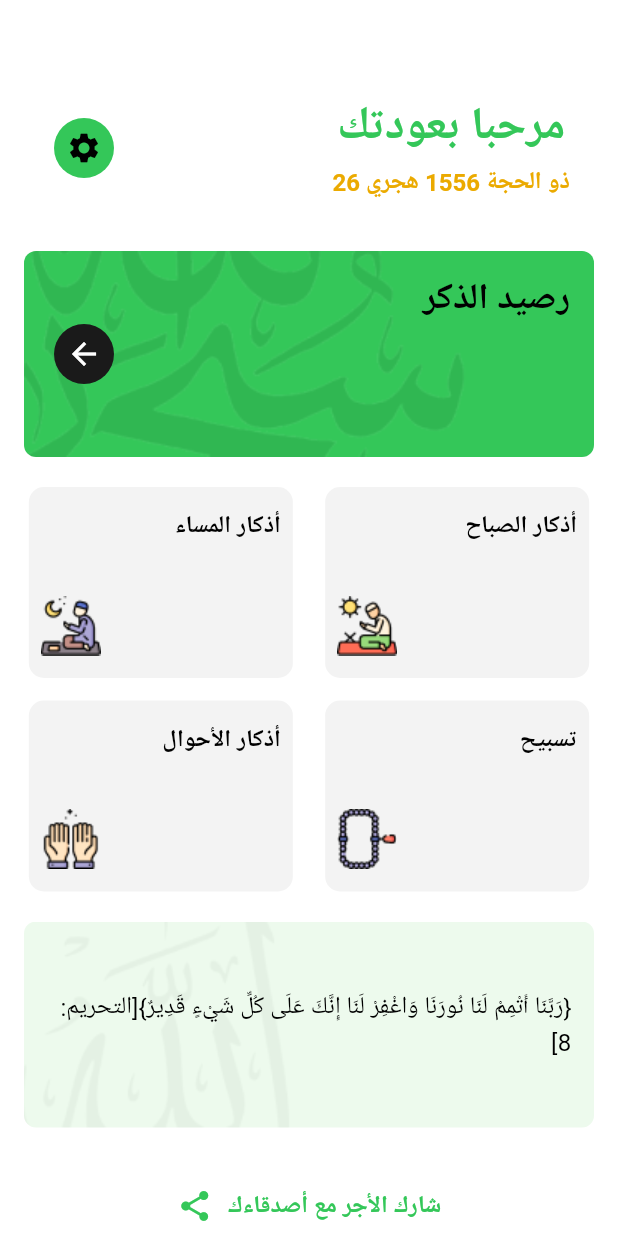
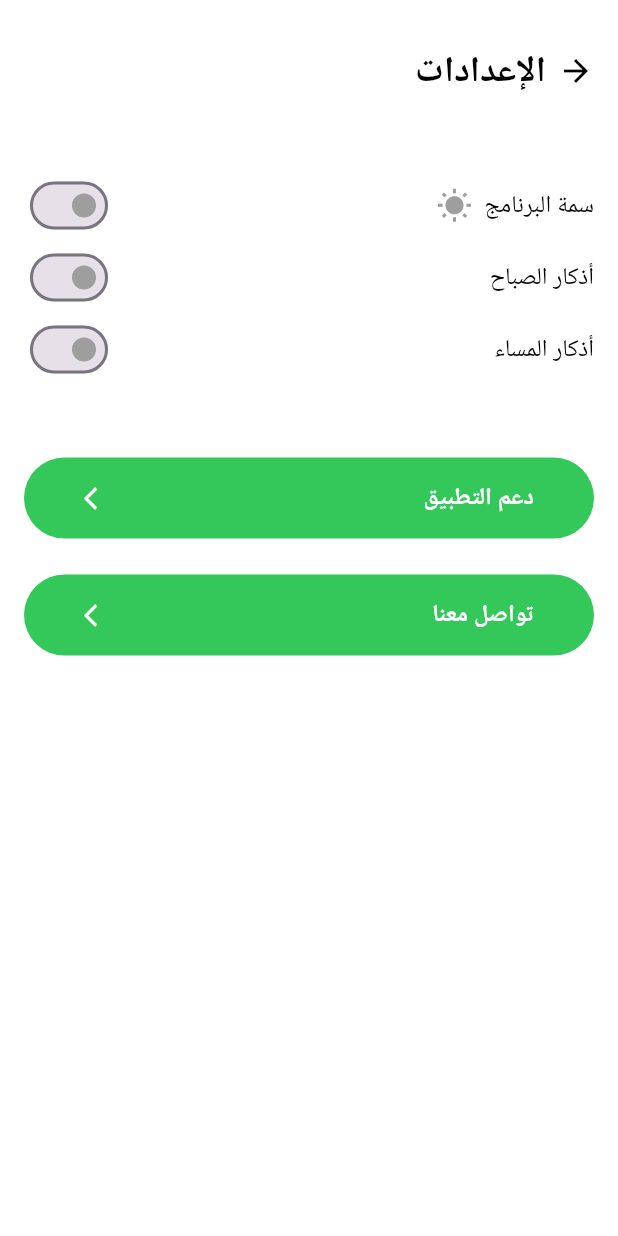
Before and after one commit to Amr-Haitham/bank-el-zikr, a Flutter app: the screen it shows after launch, after a tap on the "settings" icon, on a phone screen of 412 x 824 dp. Run offline on Flutter 3.47's test engine with Material 3 defaults, Android fonts, the light colour scheme and no system bars; our stand-ins replace auto_size_text, bloc, confetti, fl_chart, flutter_bloc, flutter_screenutil and 7 more; missing offline and left inert: arabic_numbers; accounts and stored records are empty; Roboto replaces fonts that are missing (Tajawal).

Commit message:
finished v1 settings screen

```diff
--- /dev/null
+++ b/lib/1_ui/re-usable widgets/custom_app_button.dart
@@ -0,0 +1,43 @@
+import 'package:flutter/material.dart';
+
+import '../../2_state_management/general_data/update_general_data/update_general_data_cubit.dart';
+
+class CustomAppButton extends StatelessWidget {
+  const CustomAppButton(
+      {super.key, required this.onPressed, this.trailing, required this.text});
+  final Function() onPressed;
+  final Widget? trailing;
+  final String text;
+  @override
+  Widget build(BuildContext context) {
+    return OutlinedButton(
+      onPressed: onPressed,
+      style: OutlinedButton.styleFrom(
+        backgroundColor: Theme.of(context).primaryColor,
+        side: const BorderSide(style: BorderStyle.none),
+        shape: RoundedRectangleBorder(
+          borderRadius: BorderRadius.circular(
+              39.0), // Set your desired border radius here
+        ),
+      ),
+      child: Padding(
+        padding: const EdgeInsets.all(16),
+        child: Row(
+          mainAxisAlignment: trailing == null
+              ? MainAxisAlignment.center
+              : MainAxisAlignment.spaceBetween,
+          children: [
+            trailing ?? SizedBox.shrink(),
+            Text(
+              text,
+              style: Theme.of(context)
+                  .textTheme
+                  .headlineSmall!
+                  .copyWith(color: Colors.white),
+            ),
+          ],
+        ),
+      ),
+    );
+  }
+}
--- a/lib/1_ui/screens/home_screen/widgets/date_settings_welcome_widget.dart
+++ b/lib/1_ui/screens/home_screen/widgets/date_settings_welcome_widget.dart
@@ -31,7 +31,7 @@ class _DateSettingsWelcomeWidgetState extends State<DateSettingsWelcomeWidget> {
       onTap: () {
         Navigator.of(context).pushNamed(accountBalanceUrl);
       },
-      child: Container(
+      child: SizedBox(
         height: ScreenUtils.getScreenHeight(context) / 6,
         child: Padding(
           padding: const EdgeInsets.all(16),
@@ -41,11 +41,13 @@ class _DateSettingsWelcomeWidgetState extends State<DateSettingsWelcomeWidget> {
             children: [
 
               IconButton.filled(
-                  onPressed: () {},
+                  onPressed: () {
+                    Navigator.pushNamed(context, settingsScreenUrl);
+                  },
                   // color: Colors.black,
                   style:
                       IconButton.styleFrom(backgroundColor: Theme.of(context).primaryColor),
-                  icon: Icon(
+                  icon: const Icon(
                     Icons.settings,
                     color: Colors.black,
                   )),
@@ -56,12 +58,12 @@ class _DateSettingsWelcomeWidgetState extends State<DateSettingsWelcomeWidget> {
                     "مرحبا بعودتك",
                     style: Theme.of(context).textTheme.headlineMedium!.copyWith(color: Theme.of(context).primaryColor,fontSize: 30),
                   ),
-                  SizedBox(
+                  const SizedBox(
                     height: 5,
                   ),
                   Text(
                     "26 ذو الحجة 1556 هجري",
-                    style: Theme.of(context).textTheme.headlineSmall!.copyWith(color: Color(0xffEBAA00)),
+                    style: Theme.of(context).textTheme.headlineSmall!.copyWith(color: const Color(0xffEBAA00)),
                   ),
                 ],
               ),
--- /dev/null
+++ b/lib/1_ui/screens/settings_screen/settings_screen.dart
@@ -0,0 +1,101 @@
+import 'package:bank_el_ziker/1_ui/core/consts/constant_values.dart';
+import 'package:bank_el_ziker/1_ui/re-usable%20widgets/custom_app_button.dart';
+import 'package:bank_el_ziker/1_ui/re-usable%20widgets/title_with_back_button.dart';
+import 'package:bank_el_ziker/4_utility_functions/screen_utils.dart';
+import 'package:flutter/material.dart';
+
+class SettingsScreen extends StatefulWidget {
+  @override
+  _SettingsScreenState createState() => _SettingsScreenState();
+}
+
+class _SettingsScreenState extends State<SettingsScreen> {
+  bool isDarkTheme = false;
+  bool isMorningAzkarEnabled = false;
+  bool isEveningAzkarEnabled = false;
+
+  @override
+  Widget build(BuildContext context) {
+    return Scaffold(
+      body: SafeArea(
+        child: Padding(
+          padding:const EdgeInsets.only(
+              top: ConstantValues.appTopPadding,
+              right: ConstantValues.appHorizontalPadding,
+              left: ConstantValues.appHorizontalPadding),
+          child: Column(
+            children: [
+              const TitleWithBackButton(title: "الإعدادات"),
+              const SizedBox(height: 50,),
+              _buildSwitchTile(
+                text: 'سمة البرنامج',
+                value: isDarkTheme,
+                onChanged: (value) {
+                  setState(() {
+                    isDarkTheme = value;
+                  });
+                },
+                icon: isDarkTheme ? Icons.nights_stay : Icons.wb_sunny,
+              ),
+              _buildSwitchTile(
+                text: 'أذكار الصباح',
+                value: isMorningAzkarEnabled,
+                onChanged: (value) {
+                  setState(() {
+                    isMorningAzkarEnabled = value;
+                  });
+                },
+              ),
+              _buildSwitchTile(
+                text: 'أذكار المساء',
+                value: isEveningAzkarEnabled,
+                onChanged: (value) {
+                  setState(() {
+                    isEveningAzkarEnabled = value;
+                  });
+                },
+              ),         SizedBox(height: 48,),
+              CustomAppButton(onPressed: (){}, text: "دعم التطبيق",trailing: Icon(Icons.arrow_back_ios,color: Colors.white,),),
+            SizedBox(height: 24,),
+              CustomAppButton(onPressed: (){}, text: "تواصل معنا",trailing:Icon(Icons.arrow_back_ios,color: Colors.white,) ,),
+            ],
+          ),
+        ),
+      ),
+    );
+  }
+
+  Widget _buildSwitchTile({
+    required String text,
+    required bool value,
+    required Function(bool) onChanged,
+    IconData? icon,
+  }) {
+    return Row(
+      mainAxisAlignment: MainAxisAlignment.spaceBetween,
+      children: [
+        Transform.scale(
+          scaleX: -1,
+          child: Switch(
+
+            value: value,
+            onChanged: onChanged,
+            activeColor: Theme.of(context).primaryColor,
+            inactiveThumbColor: Colors.grey,
+          ),
+        ),
+        Row(
+          children: [
+            if (icon != null)
+              Icon(icon, color: value ? Theme.of(context).primaryColor : Colors.grey),
+            const SizedBox(width: 8),
+            Text(
+              text,
+              style:  Theme.of(context).textTheme.bodyMedium,
+            ),
+          ],
+        ),
+      ],
+    );
+  }
+}
--- a/lib/app_router.dart
+++ b/lib/app_router.dart
@@ -19,6 +19,7 @@ import 'package:flutter/material.dart';
 import 'package:flutter_bloc/flutter_bloc.dart';
 import 'package:bank_el_ziker/1_ui/screens/ziker_screen/ziker_screen.dart';
 import '1_ui/screens/morning_and_night_azkar_screens/morning_or_night_azkar_screen.dart';
+import '1_ui/screens/settings_screen/settings_screen.dart';
 import '2_state_management/situational_azkar_cubits/add_or_remove_situational_azkar/handle_fav_situational_azkar_cubit.dart';
 import '5_old_code/night_azkar_screen.dart';
 import '1_ui/screens/situations_azkar_screen/situations_azkar_screen.dart';
@@ -39,6 +40,7 @@ const tasbeehWerdScreen = 'tasbeehWerdScreen';
 const dailyAzkarScreen = 'dailyAzkarScreen';
 const situationsAzkarScreen = 'conditionalAzkarScreen';
 const zikrContentScreen = 'zikrContentScreen';
+const settingsScreenUrl = 'settingsScreenUrl';
 // const addNewZikrPopUp = 'addNewZikrPopUp';
 // const editCustomZikrPopup = 'editCustomZikrPopup';
 
@@ -50,7 +52,7 @@ class AppRouter {
 
   static final AddCustomZikrCubit addCustomZikrCubit = AddCustomZikrCubit();
 
-  Route? generateRouter(RouteSettings settings, {Object? arguments}) {
+  Route? generateRouter(RouteSettings settings) {
     switch (settings.name) {
       case homeScreen:
         return MaterialPageRoute(builder: (context) {
@@ -65,6 +67,21 @@ class AppRouter {
               ),
             ],
             child: const HomeScreen(),
+          );
+        });
+      case settingsScreenUrl:
+        return MaterialPageRoute(builder: (context) {
+          return MultiBlocProvider(
+            providers: [
+              BlocProvider.value(value: updateGeneralDataCubit),
+              BlocProvider(
+                create: (context) => GetGeneralDataCubit(),
+              ),
+              BlocProvider(
+                create: (context) => GetRandomPrayerCubit(),
+              ),
+            ],
+            child:  SettingsScreen(),
           );
         });
 
@@ -104,9 +121,10 @@ class AppRouter {
         });
 
       case zikrContentScreen:
-        if (arguments != null && arguments is Zikr) {
+      print("katkooot");
+        if (settings.arguments != null && settings.arguments is Zikr) {
           return MaterialPageRoute(builder: (context) {
-            return ZikrContentScreen(zikr: arguments);
+            return ZikrContentScreen(zikr: settings.arguments as Zikr);
           });
         }
 
```
Also changed, not shown: lib/1_ui/screens/situations_azkar_screen/situations_azkar_screen.dart (+51 -17 lines), lib/1_ui/screens/ziker_screen/ziker_screen.dart (+36 -36 lines), lib/1_ui/screens/zikr_content_screen/zikr_content_screen.dart (+22 -14 lines), lib/2_state_management/get_settings_cubit/get_settings_cubit.dart (added, +26 -0 lines), lib/2_state_management/get_settings_cubit/get_settings_state.dart (added, +18 -0 lines), lib/3_data/services/settings_shared_prefs.dart (added, +54 -0 lines).
